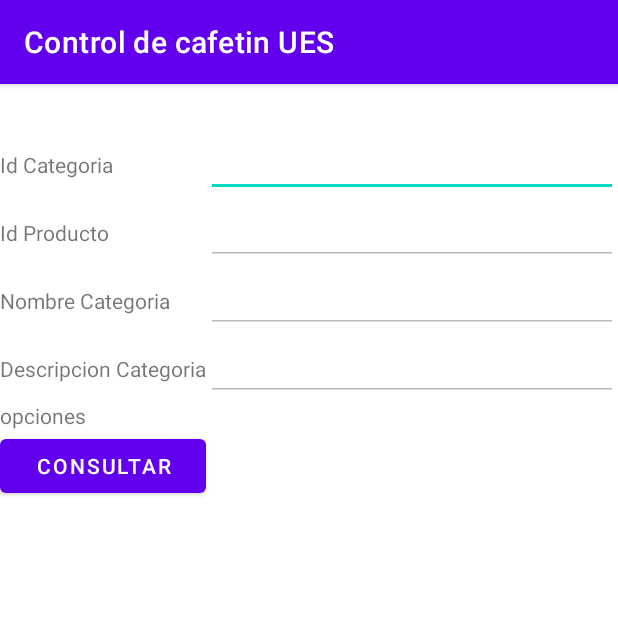
After one commit to EDiaz2104/Proyecto1, an Android app: the CategoriaConsultarActivity screen opened directly, with no data from a screen before it, on a phone screen of 412 x 824 dp, the top half of it. The commit adds this screen. Run offline under Robolectric (Android 15) with nearby library versions, the phone set to English and light mode, and no system bars.

Commit message:
Agregado crud de categoria

```diff
--- /dev/null
+++ b/app/src/main/java/com/example/crud05/CategoriaConsultarActivity.java
@@ -0,0 +1,52 @@
+package com.example.crud05;
+
+import androidx.appcompat.app.AppCompatActivity;
+
+import android.os.Bundle;
+import android.view.View;
+import android.widget.EditText;
+import android.widget.Toast;
+
+public class CategoriaConsultarActivity extends AppCompatActivity {
+
+    ControlBD helper;
+    EditText editidCategoria;
+    EditText editidProducto;
+    EditText editNombreCategoria;
+    EditText editDescripcionCategoria;
+
+    @Override
+    protected void onCreate(Bundle savedInstanceState) {
+        super.onCreate(savedInstanceState);
+        setContentView(R.layout.activity_categoria_consultar);
+        helper = new ControlBD(this);
+        editidCategoria = (EditText) findViewById(R.id.editidCategoria);
+        editidProducto = (EditText) findViewById(R.id.editidProducto);
+        editNombreCategoria = (EditText) findViewById(R.id.editNombreCategoria);
+        editDescripcionCategoria = (EditText) findViewById(R.id.editDescripcionCategoria);
+
+    }
+    public void consultarCategoria(View v) {
+        helper.abrir();
+        Categoria categoria = helper.consultarCategoria(editidCategoria.getText().toString());
+        helper.cerrar();
+        if(categoria == null)
+            Toast.makeText(this, "Categoria con Id Categoria " +
+                    editidCategoria.getText().toString() +
+                    " no encontrado", Toast.LENGTH_LONG).show();
+        else{
+            editidCategoria.setText(categoria.getIdCategoria());
+            editidProducto.setText(categoria.getIdProducto());
+            editNombreCategoria.setText(categoria.getNombreCategoria());
+            editDescripcionCategoria.setText(categoria.getDescripcionCategoria());
+
+        }
+    }
+    public void limpiarTexto(View v) {
+        editidCategoria.setText("");
+        editidProducto.setText("");
+        editNombreCategoria.setText("");
+        editDescripcionCategoria.setText("");
+
+    }
+}
--- a/app/src/main/java/com/example/crud05/MainActivity.java
+++ b/app/src/main/java/com/example/crud05/MainActivity.java
@@ -9,8 +9,8 @@ import android.widget.ListView;
 import android.widget.Toast;
 
 public class MainActivity extends ListActivity {
-    String[] menu={"Tabla TipoPago","Tabla DetallePedido","Tabla Producto","Tabla Local","Tabla Horario","Tabla Encargado local","Tabla Ubicacion","Tabla Pedido","Tabla Repartidor","Tabla Pedido Asignado","Tabla Detalle Productos","LLenar Base de datos"}; //No borrar el llenar base
-    String[] activities={"TipoPagoActivity","DetallePedidoActivity","ProductoActivity","LocalMenuActivity","HorarioMenuActivity","EncargadoLocalMenuActivity","UbicacionMenuActivity","PedidoMenuActivity","RepartidorMenuActivity","PedidoAsignadoMenuActivity","DetalleProductoCrudActivity"};
+    String[] menu={"Tabla TipoPago","Tabla DetallePedido","Tabla Producto","Tabla Local","Tabla Horario","Tabla Encargado local","Tabla Ubicacion","Tabla Pedido","Tabla Repartidor","Tabla Pedido Asignado","Tabla Detalle Productos","Tabla Categoria","LLenar Base de datos"}; //No borrar el llenar base
+    String[] activities={"TipoPagoActivity","DetallePedidoActivity","ProductoActivity","LocalMenuActivity","HorarioMenuActivity","EncargadoLocalMenuActivity","UbicacionMenuActivity","PedidoMenuActivity","RepartidorMenuActivity","PedidoAsignadoMenuActivity","DetalleProductoCrudActivity","CategoriaMenuActivity"};
 
     @Override
     public void onCreate(Bundle savedInstanceState) {
--- /dev/null
+++ b/app/src/main/res/layout/activity_categoria_consultar.xml
@@ -0,0 +1,59 @@
+<?xml version="1.0" encoding="utf-8"?>
+<TableLayout xmlns:android="http://schemas.android.com/apk/res/android"
+    android:layout_width="fill_parent"
+    android:layout_height="wrap_content"
+    android:paddingTop="30dip"
+    android:stretchColumns="1" >
+    <TableRow>
+        <TextView android:text="Id Categoria"/>
+        <EditText
+            android:id="@+id/editidCategoria"
+            android:inputType="text"
+            android:maxLength="7" />
+    </TableRow>
+    <TableRow>
+        <TextView android:text="Id Producto" />
+        <EditText
+            android:id="@+id/editidProducto"
+            android:inputType="text"
+            android:maxLength="7"
+            android:enabled ="false"
+            android:focusable="false"
+            android:focusableInTouchMode="false"
+            android:cursorVisible="false"
+            android:longClickable="false"/>
+    </TableRow>
+    <TableRow>
+        <TextView android:text="Nombre Categoria" />
+        <EditText
+            android:id="@+id/editNombreCategoria"
+            android:inputType="text"
+            android:maxLength="30"
+            android:enabled ="false"
+            android:focusable="false"
+            android:focusableInTouchMode="false"
+            android:cursorVisible="false"
+            android:longClickable="false"/>
+    </TableRow>
+    <TableRow>
+        <TextView android:text="Descripcion Categoria" />
+        <EditText
+            android:id="@+id/editDescripcionCategoria"
+            android:inputType="text"
+            android:maxLength="10"
+            android:enabled ="false"
+            android:focusable="false"
+            android:focusableInTouchMode="false"
+            android:cursorVisible="false"
+            android:longClickable="false"/>
+    </TableRow>
+
+    <TableRow>
+        <TextView android:text="@string/opciones" />
+    </TableRow>
+    <TableRow>
+        <Button
+            android:onClick="consultarCategoria"
+            android:text="@string/consultar" />
+    </TableRow>
+</TableLayout>
```
Also changed, not shown: app/src/main/AndroidManifest.xml (+6 -2 lines), app/src/main/java/com/example/crud05/Categoria.java (added, +50 -0 lines), app/src/main/java/com/example/crud05/CategoriaActualizarActivity.java (added, +54 -0 lines), app/src/main/java/com/example/crud05/CategoriaEliminarActivity.java (added, +31 -0 lines), app/src/main/java/com/example/crud05/CategoriaInsertarActivity.java (added, +54 -0 lines), app/src/main/java/com/example/crud05/CategoriaMenuActivity.java (added, +44 -0 lines), app/src/main/java/com/example/crud05/ControlBD.java (+65 -0 lines), app/src/main/res/layout/activity_categoria_actualizar.xml (added, +47 -0 lines), app/src/main/res/layout/activity_categoria_eliminar.xml (added, +22 -0 lines), app/src/main/res/layout/activity_categoria_insertar.xml (added, +47 -0 lines), app/src/main/res/layout/activity_categoria_menu.xml (added, +9 -0 lines).
